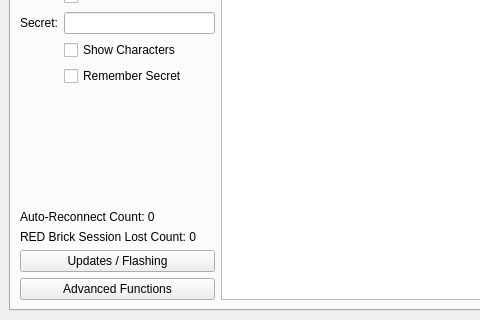
Tinkerforge/brickv, file src/brickv/ui/brickv.ui: the form before one commit; both pictures show x 0 to 480 and y 143 to 463 of the 728 by 463 pixel window.
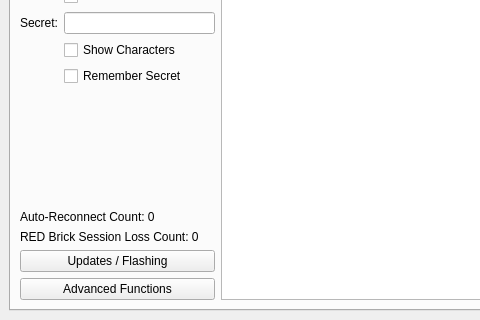
The form after the commit.

What changed in the file:
```diff
--- a/src/brickv/ui/brickv.ui
+++ b/src/brickv/ui/brickv.ui
@@ -174,7 +174,7 @@
           <item row="9" column="0" colspan="2">
            <widget class="QLabel" name="label_red_session_losts">
             <property name="text">
-             <string>RED Brick Session Lost Count: 0</string>
+             <string>RED Brick Session Loss Count: 0</string>
             </property>
            </widget>
           </item>
```
